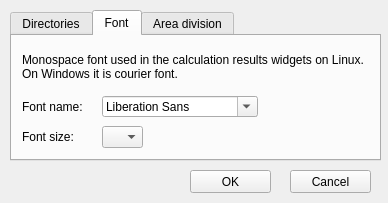
This is plugin_settings.ui in zsiki/ls as Qt 5 draws it before an edit. The edited form follows.
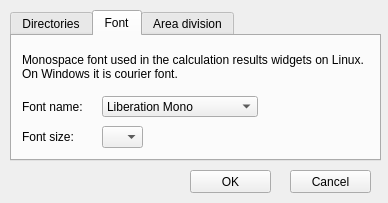
This is the edited form. The open tabs and pages were chosen to show the change.

Commit message: change font name combo

Diff of the .ui file:
```diff
--- a/plugin_settings.ui
+++ b/plugin_settings.ui
@@ -165,6 +165,17 @@
        <height>21</height>
       </rect>
      </property>
+     <property name="editable">
+      <bool>false</bool>
+     </property>
+     <property name="fontFilters">
+      <set>QFontComboBox::MonospacedFonts</set>
+     </property>
+     <property name="currentFont">
+      <font>
+       <family>Courier New</family>
+      </font>
+     </property>
     </widget>
     <widget class="QLabel" name="FontSizeLabel">
      <property name="geometry">
```
Left out of the diff: 2 changed lines with no effect on the pictures. The commit also changes 1 other file.
